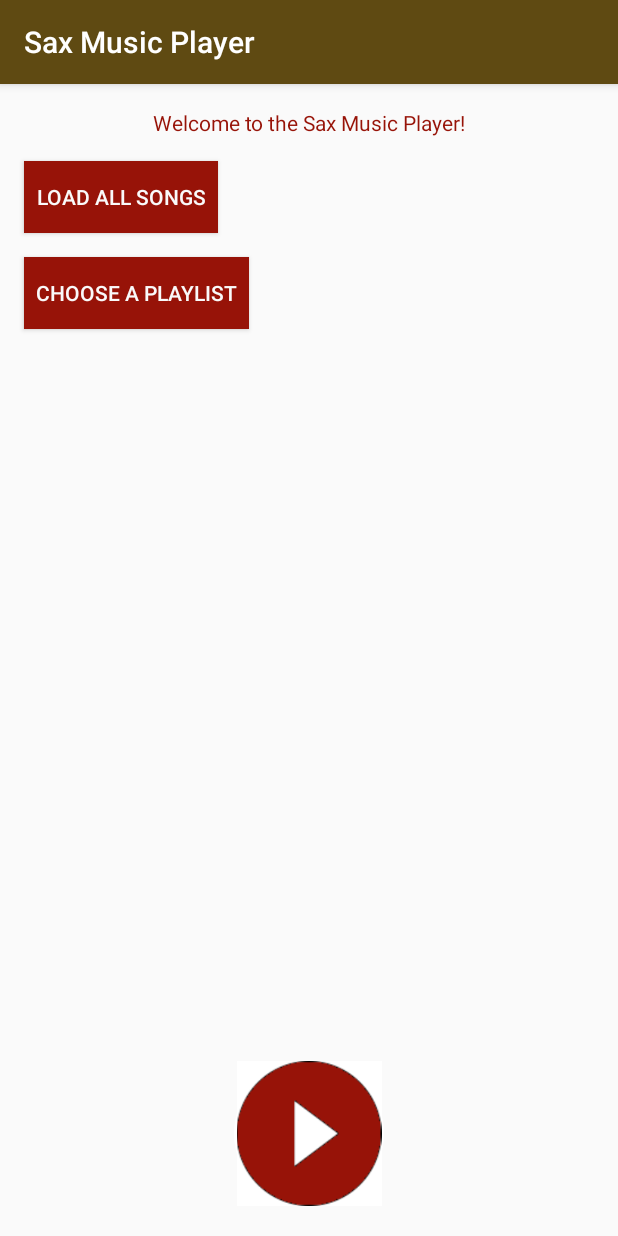
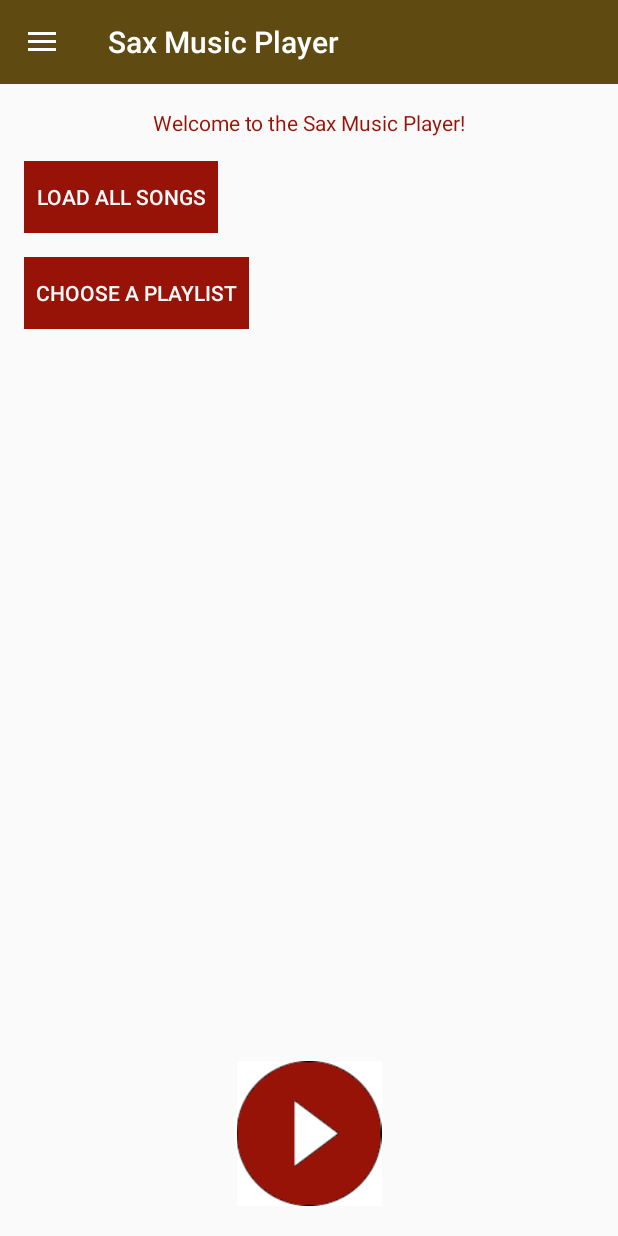
Before and after one commit to sonjazivkovic/Sax, an Android app: the screen it shows after launch (MainActivity), on a phone screen of 412 x 824 dp. Run offline under Robolectric (Android 15) with nearby library versions, the phone set to English and light mode, and no system bars.

Commit message:
Initial navigation driver

```diff
--- a/app/src/main/AndroidManifest.xml
+++ b/app/src/main/AndroidManifest.xml
@@ -4,6 +4,8 @@
 
     <application
         android:allowBackup="true"
+        android:hardwareAccelerated="false"
+        android:largeHeap="true"
         android:icon="@mipmap/ic_launcher"
         android:label="@string/app_name"
         android:roundIcon="@mipmap/ic_launcher_round"
--- a/app/src/main/java/com/example/buca/saxmusicplayer/MainActivity.java
+++ b/app/src/main/java/com/example/buca/saxmusicplayer/MainActivity.java
@@ -1,20 +1,51 @@
 package com.example.buca.saxmusicplayer;
 
 import android.content.Intent;
+import android.content.res.Configuration;
+import android.support.v4.widget.DrawerLayout;
+import android.support.v7.app.ActionBarDrawerToggle;
 import android.support.v7.app.AppCompatActivity;
 import android.os.Bundle;
+import android.view.MenuItem;
 import android.view.View;
+import android.widget.ArrayAdapter;
 import android.widget.Button;
+import android.widget.ListView;
+import android.widget.Toast;
 
 import com.example.buca.saxmusicplayer.activities.ChoosePlaylistActivity;
 import com.example.buca.saxmusicplayer.activities.LoadAllSongsActivity;
 
 public class MainActivity extends AppCompatActivity {
 
+    private String[] menuItems;
+    private ListView drawerList;
+    private DrawerLayout drawerLayout;
+    private ActionBarDrawerToggle drawerToggle;
+
     @Override
     protected void onCreate(Bundle savedInstanceState) {
         super.onCreate(savedInstanceState);
         setContentView(R.layout.activity_main);
+
+        menuItems = new String[] { getString(R.string.all_songs), getString(R.string.default_playlist), getString(R.string.office_playlist_placeholder) };
+        drawerList = (ListView) findViewById(R.id.left_drawer);
+        drawerList.setAdapter(new ArrayAdapter<>(this, android.R.layout.simple_list_item_1, menuItems));
+
+        drawerLayout = (DrawerLayout)findViewById(R.id.drawer_layout);
+        drawerToggle = new ActionBarDrawerToggle(this, drawerLayout, R.string.drawer_open, R.string.drawer_close){
+            public void onDrawerClosed(View view) {
+                super.onDrawerClosed(view);
+                Toast.makeText(MainActivity.this, getString(R.string.drawer_closed), Toast.LENGTH_SHORT).show();
+            }
+            public void onDrawerOpened(View view) {
+                super.onDrawerClosed(view);
+                Toast.makeText(MainActivity.this, getString(R.string.drawer_opened), Toast.LENGTH_SHORT).show();
+            }
+        };
+        drawerLayout.setDrawerListener(drawerToggle);
+        getSupportActionBar().setDisplayHomeAsUpEnabled(true);
+        getSupportActionBar().setHomeButtonEnabled(true);
 
         Button loadAllButton = (Button) findViewById(R.id.loadAllButton);
         loadAllButton.setOnClickListener(new View.OnClickListener() {
@@ -33,7 +64,25 @@ public class MainActivity extends AppCompatActivity {
                 startActivity(intent);
             }
         });
+    }
 
+    @Override
+    protected void onPostCreate(Bundle savedInstanceState) {
+        super.onPostCreate(savedInstanceState);
+        drawerToggle.syncState();
+    }
 
+    @Override
+    public void onConfigurationChanged(Configuration newConfig) {
+        super.onConfigurationChanged(newConfig);
+        drawerToggle.onConfigurationChanged(newConfig);
+    }
+
+    @Override
+    public boolean onOptionsItemSelected(MenuItem item) {
+        if (drawerToggle.onOptionsItemSelected(item)) {
+            return true;
+        }
+        return super.onOptionsItemSelected(item);
     }
 }
--- a/app/src/main/res/layout/activity_main.xml
+++ b/app/src/main/res/layout/activity_main.xml
@@ -1,7 +1,12 @@
 <?xml version="1.0" encoding="utf-8"?>
-<LinearLayout xmlns:android="http://schemas.android.com/apk/res/android"
+<android.support.v4.widget.DrawerLayout
+    xmlns:android="http://schemas.android.com/apk/res/android"
     xmlns:app="http://schemas.android.com/apk/res-auto"
     xmlns:tools="http://schemas.android.com/tools"
+    android:layout_width="match_parent"
+    android:layout_height="match_parent"
+    android:id="@+id/drawer_layout">
+<LinearLayout
     android:orientation="vertical"
     android:layout_width="match_parent"
     android:layout_height="match_parent"
@@ -66,3 +71,18 @@
         android:layout_weight="0.07"/>
     </LinearLayout>
 </LinearLayout>
+    <FrameLayout
+        android:layout_width="match_parent"
+        android:layout_height="match_parent"
+        android:id="@+id/content_frame">
+    </FrameLayout>
+    <ListView
+        android:layout_width="300dp"
+        android:layout_height="match_parent"
+        android:id="@+id/left_drawer"
+        android:layout_gravity="start"
+        android:choiceMode="singleChoice"
+        android:background="#FFFFFF">
+
+    </ListView>
+</android.support.v4.widget.DrawerLayout>
--- a/app/src/main/res/layout/content_main.xml
+++ /dev/null
@@ -1,6 +0,0 @@
-<?xml version="1.0" encoding="utf-8"?>
-<RelativeLayout xmlns:android="http://schemas.android.com/apk/res/android"
-    android:layout_width="match_parent"
-    android:layout_height="match_parent"
-    android:padding="16dp">
-</RelativeLayout>
--- a/app/src/main/res/values/strings.xml
+++ b/app/src/main/res/values/strings.xml
@@ -7,4 +7,12 @@
     <string name="btnChoosePlaylist">Choose a playlist</string>
     <string name="choosePlaylistPlaceholder">This is a place where user can see all the playlists and also create new playlists, delete existing ones. And so on.</string>
     <string name="choosePlaylistLabel">Choose a playlist</string>
+    <string name="drawer_open">Drawer open</string>
+    <string name="drawer_close">Drawer close</string>
+    <string name="drawer_opened">Drawer opened</string>
+    <string name="drawer_closed">Drawer closed</string>
+    <string name="all_songs">All songs</string>
+    <string name="default_playlist">Default playlist</string>
+    <string name="office_playlist_placeholder">Office playlist</string>
+    <string name="party_playlist">Party playlist</string>
 </resources>
```
Also changed, not shown: app/src/main/res/drawable/dddcopu.png (deleted), app/src/main/res/drawable/menu2.png (deleted). Lines whose indentation alone changed are shown as unchanged.
